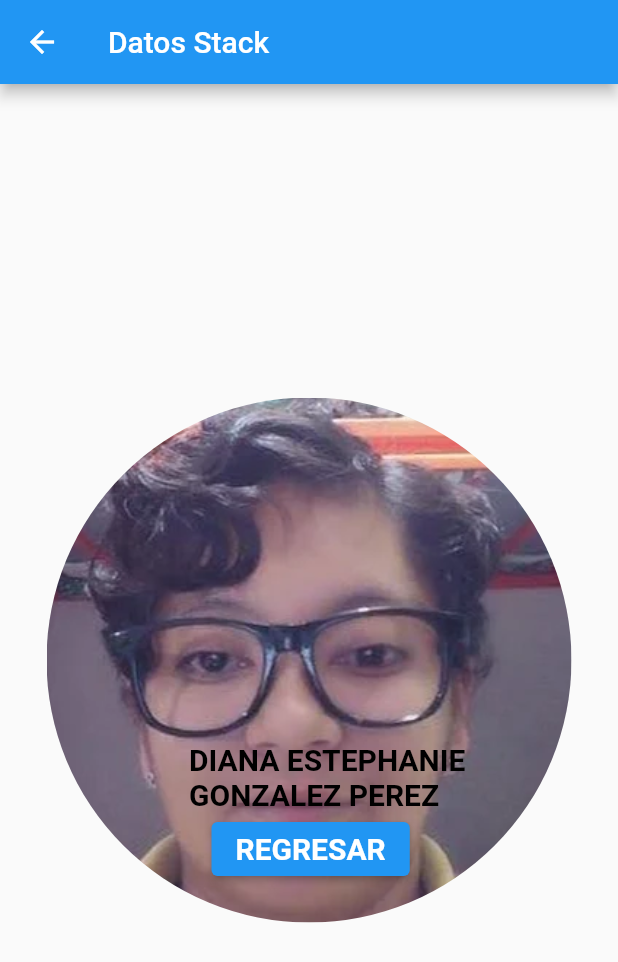
After one commit to EstephanieG0nzalez/PracticasFlutter, a Flutter app: the screen it shows after launch, after a tap on "DATOS STACK", on a phone screen of 412 x 824 dp. The commit adds this screen. Shown: the top 962 px of the screen. Run offline on Flutter 3.47's test engine with Material 2 defaults, Android fonts, the phone set to English and light mode, and no system bars; network calls fail.

Commit message:
DATOS STACK

```diff
--- a/lib/main.dart
+++ b/lib/main.dart
@@ -1,11 +1,25 @@
 // ignore_for_file: prefer_const_constructors
 import 'package:flutter/material.dart';
+import 'package:pantalla_datos/pages/PruebaStack.dart';
+
+import 'pages/PantallaDatos.dart';
+import 'pages/SecondScreen.dart';
+import 'pages/PruebaStack.dart';
+import 'pages/DatosStack.dart';
 
 void main() {
-  runApp(const MaterialApp(
+  runApp(MaterialApp(
     debugShowCheckedModeBanner: false,
-    title: 'Pantalla de Datos',
-    home: HomePage(),
+    title: 'Flutter',
+    initialRoute: '/',
+    routes: {
+      '/': (context) => HomePage(),
+      '/second': (context) => SecondScreen(),
+      '/datos':(context) => PantallaDatos(),
+      '/stack':(context) => PruebaStack(),
+      '/datosStack':(context) => DatosStack(),
+    },
+    //home: HomePage(),
   ));
 }
 
@@ -57,94 +71,33 @@ class HomePage extends StatelessWidget {
                   Navigator.push(context, route);
                 },
               ),
+              ElevatedButton(
+                child: Text('STACK',
+                  style: TextStyle(
+                      fontWeight: FontWeight.bold,
+                      fontSize: 20)
+                  ),
+                onPressed: (){
+                  final route = MaterialPageRoute(
+                    builder:(context) => PruebaStack());
+                  Navigator.push(context, route);
+                },
+              ),
+              ElevatedButton(
+                child: Text('DATOS STACK',
+                  style: TextStyle(
+                      fontWeight: FontWeight.bold,
+                      fontSize: 20)
+                  ),
+                onPressed: (){
+                  final route = MaterialPageRoute(
+                    builder:(context) => DatosStack());
+                  Navigator.push(context, route);
+                },
+              ),
             ],
           )
         ),
       );
     }
   }
-
-class SecondScreen extends StatelessWidget {
-    const SecondScreen({Key? key}) : super(key: key);
-
-    @override
-    Widget build(BuildContext context) {
-      return Scaffold(
-        appBar: AppBar(
-          leading: Icon(Icons.menu),
-          title: Text("Segunda Pantalla"),
-          elevation: 20.0,
-          shape: const RoundedRectangleBorder(
-            borderRadius: BorderRadius.vertical(
-              bottom: Radius.circular(15))
-          ),
-          actions: <Widget> [
-            IconButton(
-              icon: const Icon(Icons.search),
-              onPressed: () => {},)
-          ],
-        ),
-        body: Center(
-          child: ElevatedButton(
-            child: Text('REGRESAR',
-              style: TextStyle(
-                  fontWeight: FontWeight.bold,
-                  fontSize: 20)
-              ),
-            onPressed:() {
-                  Navigator.pop(context);
-            },
-          )
-        ),
-      );
-    }
-  }
-
-
-
-  class PantallaDatos extends StatelessWidget {
-    const PantallaDatos({Key? key}) : super(key: key);
-
-    @override
-    Widget build(BuildContext context) {
-      return Scaffold(
-        appBar: AppBar(
-          title: const Text('Datos'),
-        ),
-        body: Center(
-          child:Column(
-            mainAxisAlignment: MainAxisAlignment.center,
-            children: <Widget>[
-              CircleAvatar(
-                backgroundImage: AssetImage("assets/images/perfil.png"),
-                radius: 100,
-              ),
-              SizedBox(height: 10.0),
-              Text('DIANA ESTEPHANIE GONZALEZ PEREZ',
-                style: TextStyle(
-                  fontWeight: FontWeight.bold,
-                  fontSize: 20),
-              ),
-              SizedBox(height: 10.0),
-              Text('TI: DESARROLLO MULTIPLATAFORMA',
-                style: TextStyle(
-                  fontStyle: FontStyle.italic,
-                  fontSize: 15),
-              ),
-              SizedBox(height: 10.0),
-              ElevatedButton(
-                onPressed:() {
-                  Navigator.pop(context);
-                },
-                child: Text('REGRESAR',
-                    style: TextStyle(
-                      fontWeight: FontWeight.bold,
-                      fontSize: 20)
-                ),
-              )
-            ],
-          ),
-        ),
-      );
-    }
-  }
--- /dev/null
+++ b/lib/pages/DatosStack.dart
@@ -0,0 +1,71 @@
+// ignore_for_file: prefer_const_constructors
+import 'package:flutter/material.dart';
+
+class DatosStack extends StatelessWidget {
+  const DatosStack({Key? key}) : super(key: key);
+
+  @override
+  Widget build(BuildContext context) {
+    return Scaffold(
+      appBar: AppBar(
+        title: const Text('Datos Stack'),
+      ),
+      body: Center(
+        child: SizedBox(
+          width: 350.0,
+          height: 350.0,
+          child: Center(
+            child: Stack(
+              clipBehavior: Clip.antiAliasWithSaveLayer,
+              fit: StackFit.expand,
+              children: <Widget>[
+                Container(
+                  width: 300.0,
+                  height: 300.0,
+                  decoration: BoxDecoration(
+                    borderRadius: BorderRadius.circular(360.0),
+                    image: DecorationImage(
+                      image: AssetImage("assets/images/perfil.png"),
+                    ),
+                  ),
+                ),
+                Positioned(
+                  top: 220.0,
+                  left: 85.0,
+                  child: Container(
+                    width: 280.0,
+                    padding: const EdgeInsets.all(10.0),
+                    //alignment: Alignment.bottomLeft,
+                     child: const Text('DIANA ESTEPHANIE GONZALEZ PEREZ',
+                      style: TextStyle(
+                        fontWeight: FontWeight.bold,
+                        color: Colors.black,
+                        fontSize: 20),
+                    ),
+                  ),
+                ),
+                Positioned(
+                  bottom: 15.0,
+                  left: 100.0,
+                  child: Container(
+                    padding:const EdgeInsets.all(10.0),
+                    child: ElevatedButton(
+                      onPressed: () {
+                        Navigator.pop(context);
+                      },
+                      child: Text('REGRESAR',
+                        style: TextStyle(
+                        fontWeight: FontWeight.bold,
+                        fontSize: 20)
+                      ),
+                    ),
+                  ),
+                )
+              ],
+            ),
+          ),
+        ),
+      ),
+    );
+  }
+}
```
Also changed, not shown: lib/pages/PantallaDatos.dart (added, +49 -0 lines), lib/pages/PruebaStack.dart (added, +72 -0 lines), lib/pages/SecondScreen.dart (added, +38 -0 lines).
